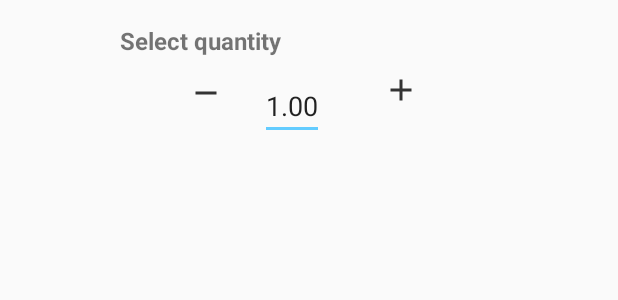
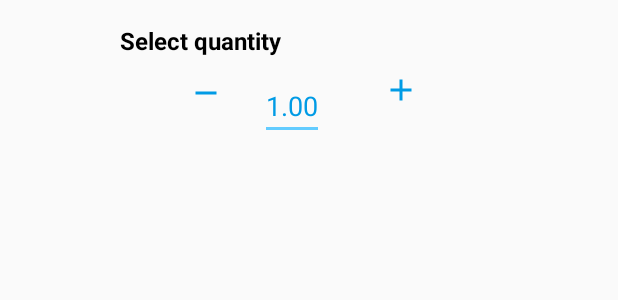
Before and after one commit to AGegaj/Pills, an Android app: the layout dialog_quantity.xml on its own in the app's theme, with its tools: preview values and no code run, on a phone screen of 412 x 824 dp. Shown: the top 300 px of the screen. Run offline under Robolectric (Android 15) with nearby library versions, the phone set to English and light mode, and no system bars.

Commit message:
Add files via upload

```diff
--- a/app/src/main/res/layout/dialog_quantity.xml
+++ b/app/src/main/res/layout/dialog_quantity.xml
@@ -15,6 +15,7 @@
         android:text="Select quantity"
         android:textSize="16sp"
         android:textStyle="bold"
+        android:textColor="@android:color/black"
         app:layout_constraintTop_toTopOf="parent"
         tools:layout_editor_absoluteX="52dp" />
 
@@ -24,7 +25,8 @@
         android:layout_height="wrap_content"
         android:layout_marginTop="34dp"
         android:layout_marginEnd="8dp"
-        android:background="@android:color/transparent"
+        android:background="@null"
+        android:tint="@color/colorPrimary"
         android:src="@drawable/minus"
         app:layout_constraintEnd_toStartOf="@+id/inputDialogQuantity"
         app:layout_constraintHorizontal_bias="0.888"
@@ -37,6 +39,7 @@
         android:layout_height="wrap_content"
         android:layout_marginTop="48dp"
         android:layout_marginEnd="8dp"
+        android:textColor="@color/colorPrimary"
         android:inputType="numberDecimal"
         android:text="1.00"
         app:layout_constraintEnd_toEndOf="parent"
@@ -51,7 +54,8 @@
         android:layout_marginStart="8dp"
         android:layout_marginTop="32dp"
         android:src="@drawable/plus"
-        android:background="@android:color/transparent"
+        android:background="@null"
+        android:tint="@color/colorPrimary"
         app:layout_constraintEnd_toEndOf="parent"
         app:layout_constraintHorizontal_bias="0.192"
         app:layout_constraintStart_toEndOf="@+id/inputDialogQuantity"
```
Also changed, not shown: app/src/main/java/fragment/QuantityFragment.java (+19 -1 lines), app/src/main/java/org/unipr/pills/AddMedicament.java (+11 -0 lines).
